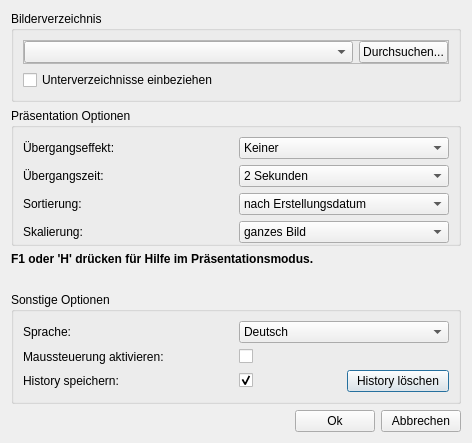
The window that settingsdialog.ui (hel800/picture-show) describes before a commit, drawn with Qt 5.
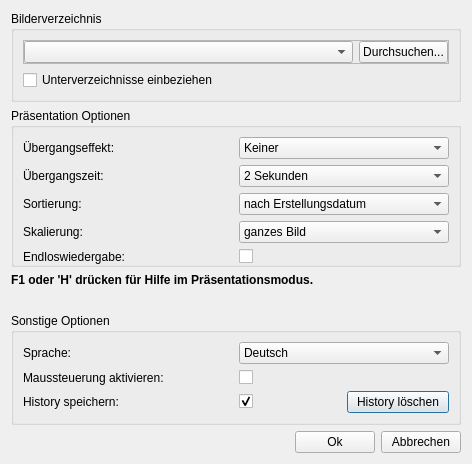
The same window after the commit.

What changed in the file:
```diff
--- a/settingsdialog.ui
+++ b/settingsdialog.ui
@@ -7,7 +7,7 @@
     <x>0</x>
     <y>0</y>
     <width>472</width>
-    <height>412</height>
+    <height>434</height>
    </rect>
   </property>
   <property name="minimumSize">
@@ -332,6 +332,20 @@
         </property>
        </widget>
       </item>
+      <item row="4" column="0">
+       <widget class="QLabel" name="label_9">
+        <property name="text">
+         <string>Endloswiedergabe: </string>
+        </property>
+       </widget>
+      </item>
+      <item row="4" column="1">
+       <widget class="QCheckBox" name="checkBox_loop">
+        <property name="text">
+         <string/>
+        </property>
+       </widget>
+      </item>
      </layout>
     </widget>
    </item>
```
